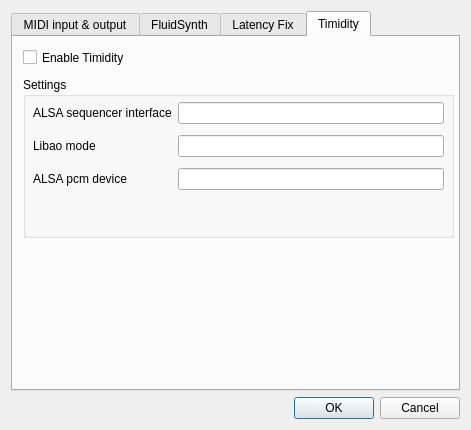
First picture: the form in src/GuiMidiSetupDialog.ui, repository pianobooster/PianoBooster, before the edit.
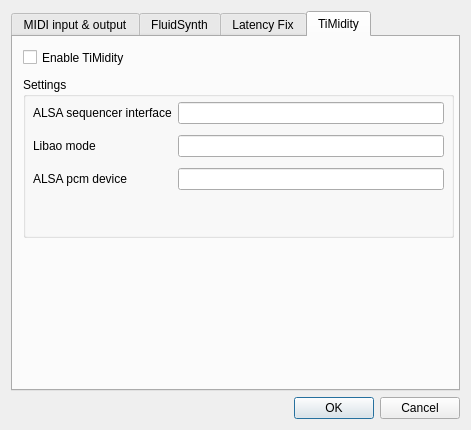
Second picture: the form after the edit.

Commit message: USE_TIMIDITY is disabled by default

```diff
--- a/src/GuiMidiSetupDialog.ui
+++ b/src/GuiMidiSetupDialog.ui
@@ -393,7 +393,7 @@
      </widget>
      <widget class="QWidget" name="tab_4">
       <attribute name="title">
-       <string>Timidity</string>
+       <string notr="true">TiMidity</string>
       </attribute>
       <widget class="QCheckBox" name="enableTimidity">
        <property name="geometry">
@@ -405,7 +405,7 @@
         </rect>
        </property>
        <property name="text">
-        <string>Enable Timidity</string>
+        <string>Enable TiMidity</string>
        </property>
       </widget>
       <widget class="QGroupBox" name="timiditySettingsGroupBox">
```
Left out of the diff: 2 changed lines with no effect on the pictures. The commit also changes 101 other files.
